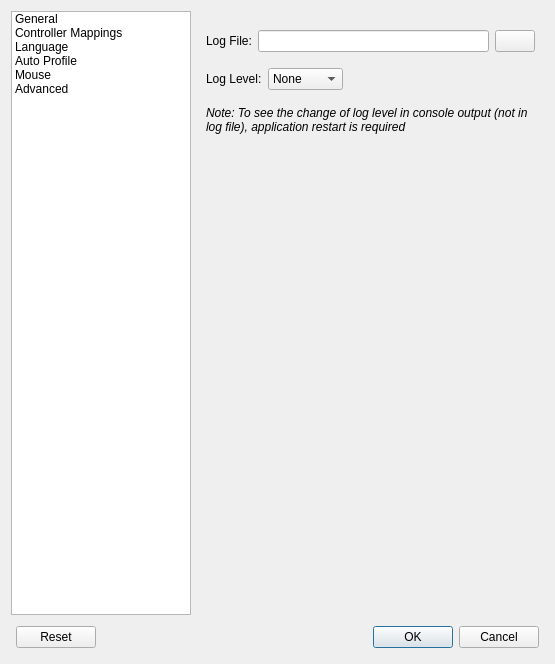
First picture: the form in src/mainsettingsdialog.ui, repository AntiMicroX/antimicrox, before the edit.
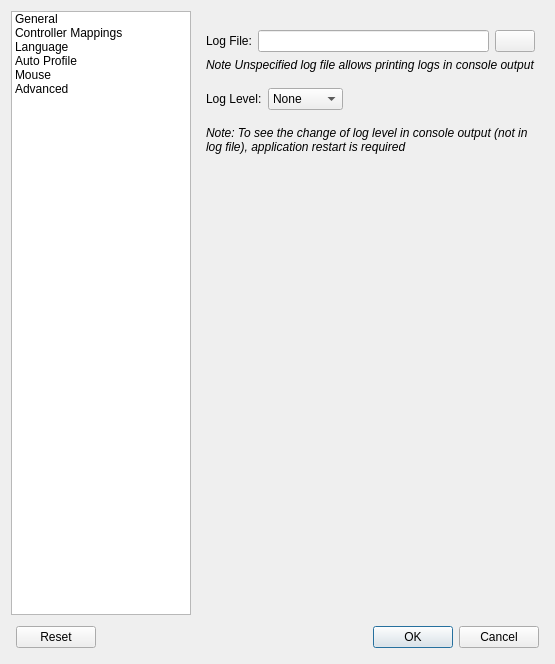
Second picture: the form after the edit. The open tabs and pages were chosen to show the change. Icons and pictures are not drawn.

Commit message: Add information about enabling printing logs into commandline

Diff of the .ui file:
```diff
--- a/src/mainsettingsdialog.ui
+++ b/src/mainsettingsdialog.ui
@@ -1257,6 +1257,19 @@
            </item>
           </layout>
          </item>
+         <item>
+          <widget class="QLabel" name="label_11">
+           <property name="text">
+            <string>&lt;html&gt;&lt;head/&gt;&lt;body&gt;&lt;p&gt;&lt;span style=&quot; font-style:italic;&quot;&gt;Note Unspecified log file allows printing logs in console output&lt;/span&gt;&lt;/p&gt;&lt;/body&gt;&lt;/html&gt;</string>
+           </property>
+           <property name="scaledContents">
+            <bool>true</bool>
+           </property>
+           <property name="wordWrap">
+            <bool>true</bool>
+           </property>
+          </widget>
+         </item>
          <item>
           <spacer name="verticalSpacer_10">
            <property name="orientation">
```
Left out of the diff: 8 changed lines with no effect on the pictures.
